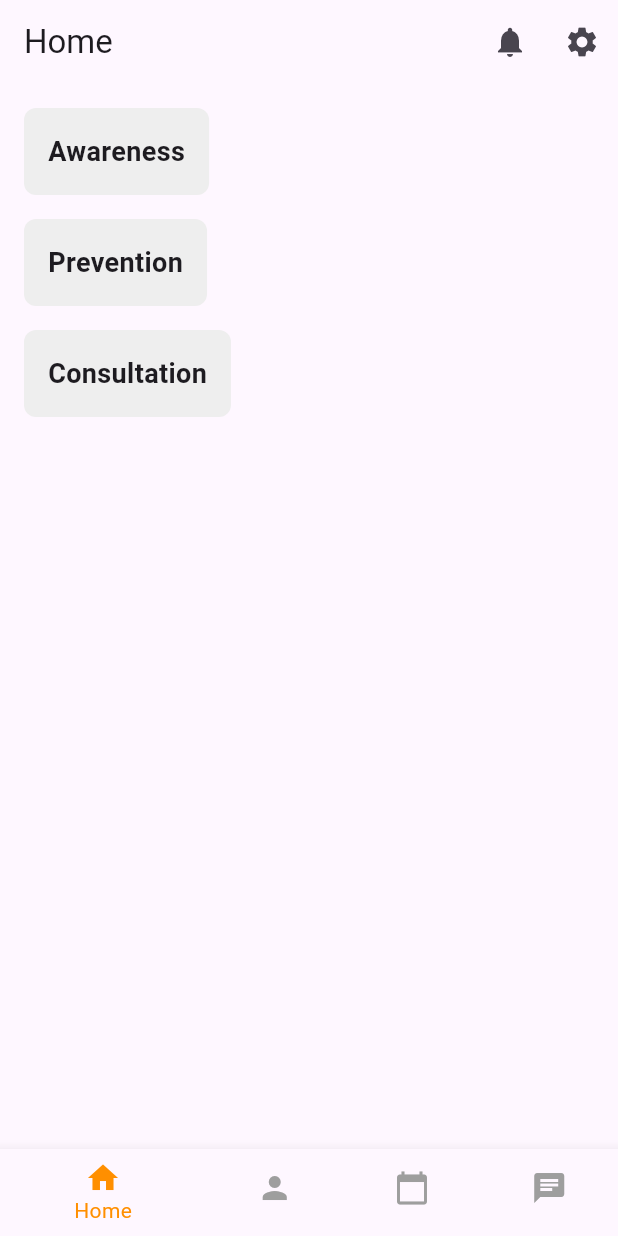
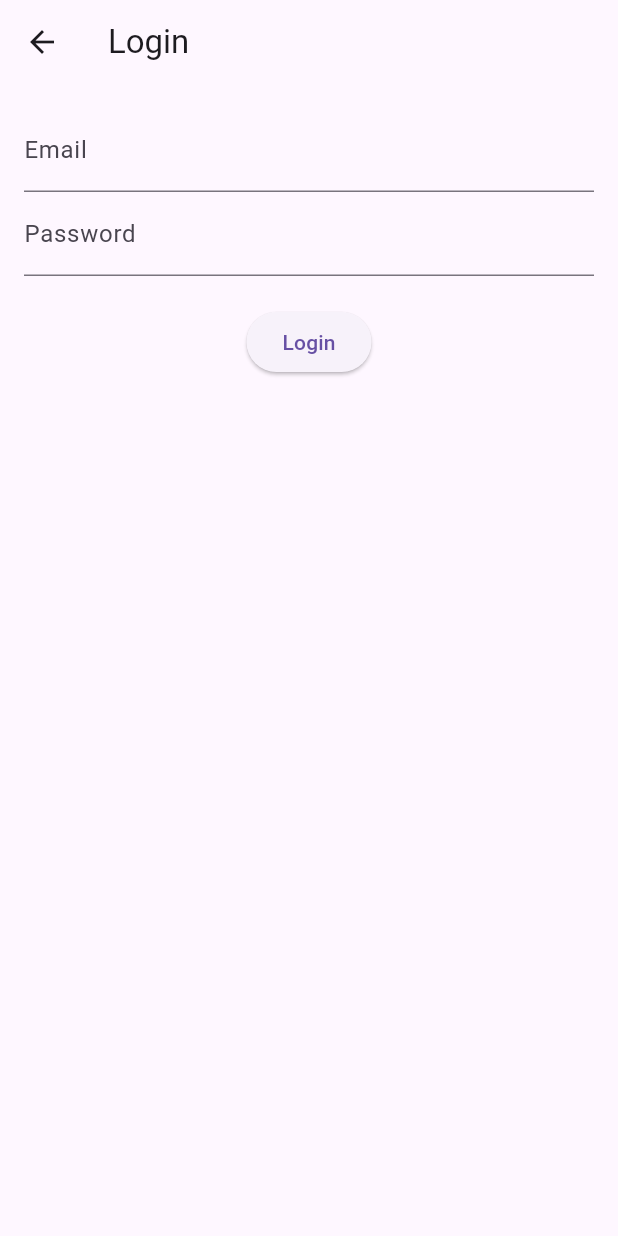
Before and after one commit to princejohnongit/t-w-h-3probably, a Flutter app: the screen it shows after launch, on a phone screen of 412 x 824 dp. Run offline on Flutter 3.47's test engine with Material 3 defaults, Android fonts, the light colour scheme and no system bars; our stand-ins replace table_calendar.

Commit message:
Added StorageHelper and Register and Login

```diff
--- /dev/null
+++ b/app/lib/components/pages/Login.dart
@@ -0,0 +1,64 @@
+import 'package:flutter/material.dart';
+import '../../utils/StorageHelper.dart';
+
+class LoginPage extends StatelessWidget {
+  final StorageHelper storage;
+  final TextEditingController emailController = TextEditingController();
+  final TextEditingController passwordController = TextEditingController();
+
+  LoginPage({required this.storage});
+
+  @override
+  Widget build(BuildContext context) {
+    return Scaffold(
+      appBar: AppBar(
+        title: Text('Login'),
+      ),
+      body: Padding(
+        padding: const EdgeInsets.all(16.0),
+        child: Column(
+          children: [
+            TextField(
+              controller: emailController,
+              decoration: InputDecoration(labelText: 'Email'),
+            ),
+            TextField(
+              controller: passwordController,
+              decoration: InputDecoration(labelText: 'Password'),
+              obscureText: true,
+            ),
+            SizedBox(height: 20),
+            ElevatedButton(
+              onPressed: () async {
+                final data = await storage.readData();
+                final users = data['users'] as List<dynamic>;
+                for (var user in users) {
+                  if (user['email'] == emailController.text) {
+                    print(user['email'] + " __ " + user['password']);
+                  }
+                }
+                final user = users.firstWhere(
+                  (user) =>
+                      user['email'] == emailController.text &&
+                      user['password'] == passwordController.text,
+                  orElse: () => null,
+                );
+
+                if (user != null) {
+                  data['loggedInUser'] = user;
+                  await storage.writeData(data);
+                  Navigator.pushReplacementNamed(context, '/');
+                } else {
+                  ScaffoldMessenger.of(context).showSnackBar(
+                    SnackBar(content: Text('Invalid credentials')),
+                  );
+                }
+              },
+              child: Text('Login'),
+            ),
+          ],
+        ),
+      ),
+    );
+  }
+}
--- a/app/lib/main.dart
+++ b/app/lib/main.dart
@@ -1,10 +1,27 @@
 import 'package:flutter/material.dart';
 import './components/layout/Navbar.dart';
-void main() {
-  runApp(MyApp());
+import './components/pages/Login.dart';
+import './components/pages/Register.dart';
+import './utils/StorageHelper.dart';
+
+void main() async {
+  WidgetsFlutterBinding.ensureInitialized();
+
+  final storage = StorageHelper('./data/db.json');
+  final data = await storage.readData();
+
+  final bool isLoggedIn = data['loggedInUser'] != null;
+
+  runApp(MyApp(isLoggedIn: isLoggedIn, storage: storage, data: data));
 }
 
 class MyApp extends StatelessWidget {
+  final bool isLoggedIn;
+  final StorageHelper storage;
+  final Map<String, dynamic> data;
+
+  MyApp({required this.isLoggedIn, required this.storage, required this.data});
+
   @override
   Widget build(BuildContext context) {
     return MaterialApp(
@@ -12,22 +29,12 @@
       theme: ThemeData(
         primarySwatch: Colors.blue,
       ),
-      home: MyHomePage(),
+      initialRoute: isLoggedIn ? '/' : '/login',
+      routes: {
+        '/': (context) => Navbar(storage: storage, data: data),
+        '/login': (context) => LoginPage(storage: storage),
+        '/register': (context) => RegisterPage(storage: storage),
+      },
     );
   }
 }
-
-class MyHomePage extends StatelessWidget {
-  @override
-  Widget build(BuildContext context) {
-    return Scaffold(
-      appBar: AppBar(
-        title: Text('Home Page'),
-      ),
-      body: Center(
-        child: Text('Welcome to Home Page!'),
-      ),
-      bottomNavigationBar: Navbar(),
-    );
-  }
-}
```
Also changed, not shown: app/lib/components/layout/Navbar.dart (+8 -1 lines), app/lib/components/pages/Register.dart (added, +71 -0 lines), app/lib/data/db.json (+203 -0 lines), app/lib/utils/StorageHelper.dart (added, +31 -0 lines).
